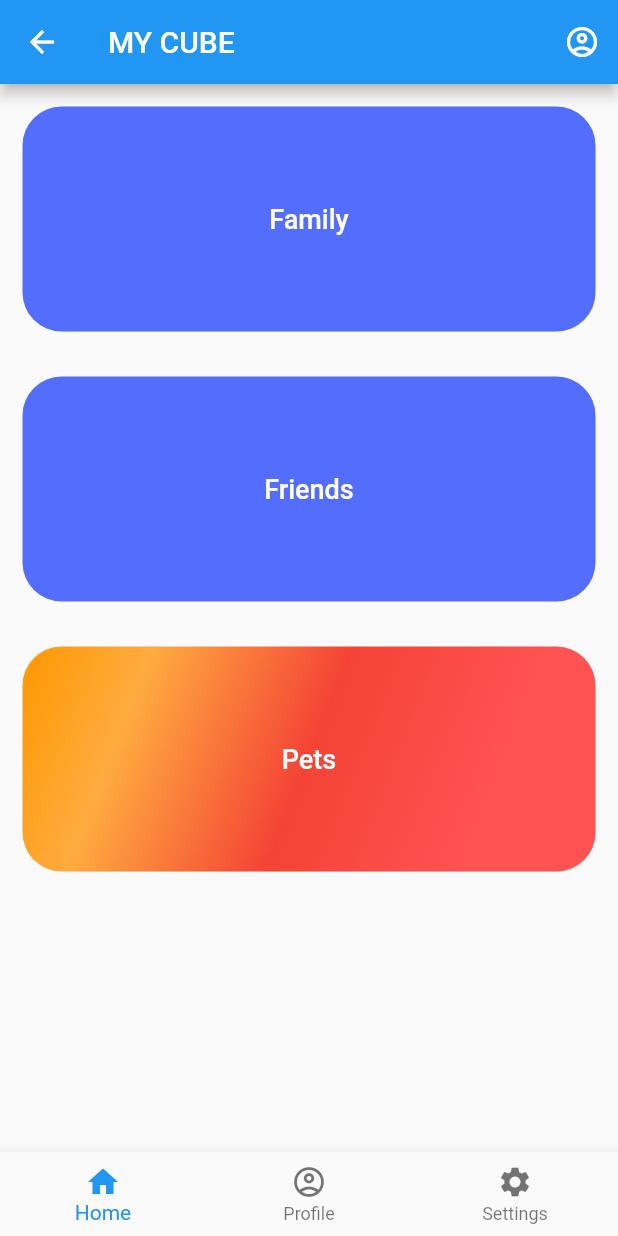
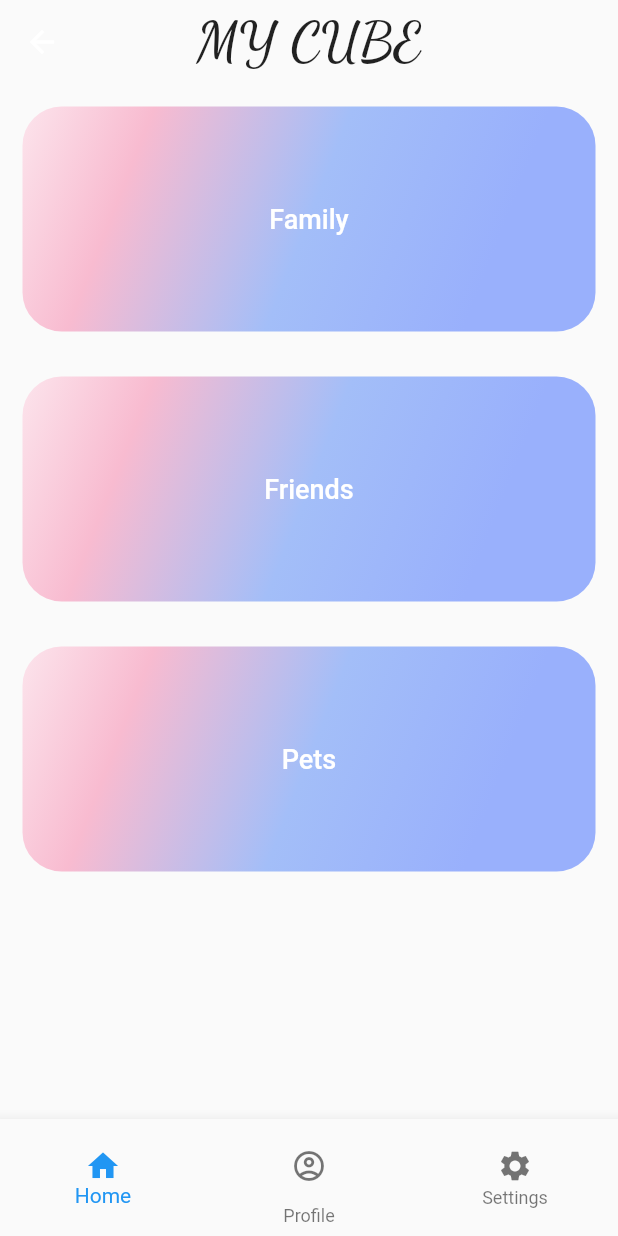
Before and after one commit to ENCRYPTIN/my_cube_app, a Flutter app: the HomePage screen opened by its route, on a phone screen of 412 x 824 dp. Run offline on Flutter 3.47's test engine with Material 2 defaults, Android fonts, the phone set to English and light mode, and no system bars; our stand-ins replace cloud_firestore, country_picker, firebase_auth, firebase_core, firebase_messaging, firebase_storage and 5 more; accounts and stored records are empty.

Commit message:
added features

```diff
--- a/lib/home/friendadd.dart
+++ b/lib/home/friendadd.dart
@@ -1,9 +1,9 @@
 import 'package:flutter/material.dart';
 import 'package:cloud_firestore/cloud_firestore.dart';
 import 'package:my_cube/Models/friendsusers.dart';
-import 'package:my_cube/services/auth.dart';
+
 import 'package:my_cube/services/firestore_helper.dart';
-import 'package:provider/provider.dart';
+
 class FriendAdd extends StatefulWidget {
   const FriendAdd({super.key});
 
--- a/lib/home/friends.dart
+++ b/lib/home/friends.dart
@@ -1,11 +1,11 @@
-import 'package:cloud_firestore/cloud_firestore.dart';
+
 import 'package:flutter/foundation.dart';
 import 'package:flutter/material.dart';
 import 'package:my_cube/Models/friendsusers.dart';
-import 'package:my_cube/services/auth.dart';
+
 import 'package:my_cube/services/firestore_helper.dart';
 import 'package:my_cube/home/friendadd.dart';
-import 'package:provider/provider.dart';
+
 class Friends extends StatefulWidget {
   const Friends({Key? key}) : super(key: key);
 
--- a/lib/home/homepage.dart
+++ b/lib/home/homepage.dart
@@ -6,14 +6,18 @@ class HomePage extends StatelessWidget {
   Widget build(BuildContext context) {
     return Scaffold(
       appBar: AppBar(
-        title: const Text("MY CUBE"),
-        actions: [
-          IconButton(
-              onPressed: () {
-                Navigator.pushNamed(context, '/profilepage');
-              },
-              icon: const Icon(Icons.account_circle_outlined)),
-        ],
+        centerTitle: true,
+        backgroundColor: Colors.transparent,
+        elevation: 0.00,
+        title: const Text("MY CUBE",
+        style: TextStyle(
+          color: Colors.black87,
+          fontFamily: 'Dancing Script',
+          fontSize: 36,
+          fontWeight: FontWeight.w600,
+
+        ),),
+
       ),
       body: Center(
           child: Column(
@@ -24,7 +28,18 @@ class HomePage extends StatelessWidget {
             margin: const EdgeInsets.all(15),
             decoration: BoxDecoration(
                 color: Colors.indigoAccent,
-                borderRadius: BorderRadius.circular(26.0)),
+                borderRadius: BorderRadius.circular(26.0),
+              gradient: const LinearGradient(
+                  colors: [
+                    Color(0xfffce4ec),
+                    Color(0xfff8bbd0),
+                    Color(0xffa3bef8),
+                    Color(0xff99b0fc)
+                  ],
+                  begin: Alignment.topLeft,
+                  end: Alignment.bottomRight,
+                  stops: [0, 0.2, 0.5, 0.8]),
+                ),
             child: TextButton(
               child: const Text(
                 "Family",
@@ -44,7 +59,19 @@ class HomePage extends StatelessWidget {
             margin: const EdgeInsets.all(15),
             decoration: BoxDecoration(
                 color: Colors.indigoAccent,
-                borderRadius: BorderRadius.circular(26.0)),
+                borderRadius: BorderRadius.circular(26.0),
+              gradient: const LinearGradient(
+                  colors: [
+                    Color(0xfffce4ec),
+                    Color(0xfff8bbd0),
+                    Color(0xffa3bef8),
+                    Color(0xff99b0fc)
+                  ],
+                  begin: Alignment.topLeft,
+                  end: Alignment.bottomRight,
+                  stops: [0, 0.2, 0.5, 0.8]),
+
+            ),
             child: TextButton(
               onPressed: () {
                 Navigator.pushNamed(context, '/friends');
@@ -67,10 +94,10 @@ class HomePage extends StatelessWidget {
               borderRadius: BorderRadius.circular(26.0),
               gradient: const LinearGradient(
                   colors: [
-                    Colors.orange,
-                    Colors.orangeAccent,
-                    Colors.red,
-                    Colors.redAccent
+                    Color(0xfffce4ec),
+                    Color(0xfff8bbd0),
+                    Color(0xffa3bef8),
+                    Color(0xff99b0fc)
                   ],
                   begin: Alignment.topLeft,
                   end: Alignment.bottomRight,
@@ -92,10 +119,12 @@ class HomePage extends StatelessWidget {
         ],
       )),
       bottomNavigationBar: BottomNavigationBar(
-        items: const [
+        items:  [
           BottomNavigationBarItem(icon: Icon(Icons.home), label: "Home"),
           BottomNavigationBarItem(
-              icon: Icon(Icons.account_circle_outlined), label: "Profile"),
+              icon: IconButton(onPressed: (){
+                Navigator.pushNamed(context, '/profilepage');
+              }, icon: Icon(Icons.account_circle_outlined)), label: "Profile"),
           BottomNavigationBarItem(
               icon: Icon(Icons.settings), label: "Settings"),
         ],
--- a/lib/services/firestore_helper.dart
+++ b/lib/services/firestore_helper.dart
@@ -4,7 +4,7 @@ import 'package:firebase_auth/firebase_auth.dart';
 import 'package:my_cube/Models/familyusers.dart';
 import 'package:my_cube/Models/friendsusers.dart';
 import 'package:my_cube/Models/petsusermodel.dart';
-import 'package:shared_preferences/shared_preferences.dart';
+
 
 class FirestoreHelper{
   final FirebaseAuth _auth= FirebaseAuth.instance;
```
Also changed, not shown: lib/home/threewrapper.dart (added, +48 -0 lines), lib/main.dart (+8 -5 lines), lib/services/auth.dart (+3 -9 lines), pubspec.yaml (+6 -1 lines), assets/fonts/DancingScript-VariableFont_wght.ttf (added), pubspec.lock.
